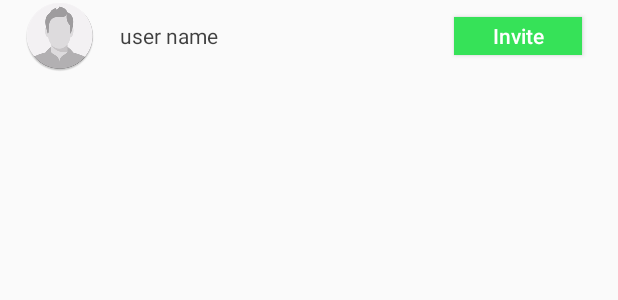
After one commit to andyalbert/GPFrontEnd, an Android app: the layout list_item_invite_friend.xml on its own in the app's theme, with its tools: preview values and no code run, on a phone screen of 412 x 824 dp. The commit adds this screen. Shown: the top 300 px of the screen. Run offline under Robolectric (Android 15) with nearby library versions, the phone set to English and light mode, and no system bars; network calls fail.

Commit message:
added event invitation capability

```diff
--- a/app/src/main/java/com/project/locateme/utilities/Constants.java
+++ b/app/src/main/java/com/project/locateme/utilities/Constants.java
@@ -20,6 +20,7 @@ public class Constants {
     public static final String Event_CHAT_FRAGMENT = "eventChatFragment";
     public static final String PROFILE_FRAGMENT = "profileFragment";
     public static final String CREATE_PLACE_FRAGMENT = "createPlace";
+    public static final String INVITE_FRIENDS_FRAGMENT = "inviteFriends";
 
     //URLs
     public static final String UPDATE_LOCATION_URL = "http://firstapp-fciswpro.rhcloud.com/restapi/rest/updateuserlocation";
@@ -40,5 +41,7 @@ public class Constants {
     public static final String IGNORE_REQUEST = "http://firstapp-fciswpro.rhcloud.com/restapi/rest/rejectfriendrequest";
     public static final String CREATE_LOCATION = "http://firstapp-fciswpro.rhcloud.com/restapi/rest/createlocation";
     public static final String CREATE_AREA = "http://firstapp-fciswpro.rhcloud.com/restapi/rest/createarea";
+    public static final String GET_PARTICIPANTS = "http://firstapp-fciswpro.rhcloud.com/restapi/rest/listofuserstoinvit";
+    public static final String INVITE_TO_EVENT = "http://firstapp-fciswpro.rhcloud.com/restapi/rest/sendinvitation";
 
 }
--- a/app/src/main/java/com/project/locateme/utilities/FragmentsFactory.java
+++ b/app/src/main/java/com/project/locateme/utilities/FragmentsFactory.java
@@ -5,6 +5,7 @@ import android.support.v4.app.Fragment;
 
 import com.project.locateme.fragments.CreateEventFragment;
 import com.project.locateme.fragments.EventChatFragment;
+import com.project.locateme.fragments.InviteFriendsFragment;
 import com.project.locateme.fragments.allFriendsFragment.AllFriendsFragment;
 import com.project.locateme.fragments.EventFragment;
 import com.project.locateme.googleMap.AddZoneFragment;
@@ -59,6 +60,8 @@ public class FragmentsFactory {
             fragment = new UserProfileFragment();
         else if(name.equals(Constants.CREATE_PLACE_FRAGMENT))
             fragment = new CreatePlace();
+        else if(name.equals(Constants.INVITE_FRIENDS_FRAGMENT))
+            fragment = new InviteFriendsFragment();
         //add more as we go ahead in the application
         return fragment;
     }
--- /dev/null
+++ b/app/src/main/res/layout/list_item_invite_friend.xml
@@ -0,0 +1,36 @@
+<?xml version="1.0" encoding="utf-8"?>
+<LinearLayout xmlns:android="http://schemas.android.com/apk/res/android"
+    xmlns:tools="http://schemas.android.com/tools"
+    android:orientation="horizontal" android:layout_width="match_parent"
+    android:gravity="center_vertical"
+    android:layout_height="wrap_content"
+    android:layout_marginLeft="8dp"
+    android:layout_marginRight="8dp"
+    >
+    <de.hdodenhof.circleimageview.CircleImageView
+        android:layout_width="wrap_content"
+        android:layout_height="wrap_content"
+        android:src="@mipmap/ic_profile_original"
+        android:layout_marginLeft="8dp"
+        android:id="@+id/list_item_invite_friend_image"
+        />
+    <TextView
+        android:layout_width="0dp"
+        android:layout_height="wrap_content"
+        android:layout_weight="1"
+        android:id="@+id/list_item_invite_friend_name"
+        tools:text="user name"
+        android:layout_marginLeft="@dimen/margin"
+        android:textColor="?android:textColorPrimary"
+        />
+    <Button
+        android:layout_width="85dp"
+        android:layout_height="25dp"
+        android:text="Invite"
+        android:textColor="@color/white"
+        android:textAllCaps="false"
+        android:background="#36e258"
+        android:id="@+id/list_item_invite_friend_button"
+        android:layout_marginRight="@dimen/margin"
+        />
+</LinearLayout>
--- a/app/src/main/res/values/colors.xml
+++ b/app/src/main/res/values/colors.xml
@@ -22,4 +22,5 @@
     <color name="secondary_text">#c0000000</color>
     <color name="icons">#FFFFFF</color>
     <color name="divider">#BDBDBD</color>
+    <color name="pending_color">#726d6e</color>
 </resources>
```
Also changed, not shown: app/src/main/java/com/project/locateme/fragments/EventFragment.java (+13 -3 lines), app/src/main/java/com/project/locateme/fragments/InviteFriendsFragment.java (added, +224 -0 lines), app/src/main/java/com/project/locateme/models/android/specific/FriendInvitationState.java (added, +31 -0 lines), app/src/main/res/layout/fragment_invite_friends.xml (added, +13 -0 lines).
